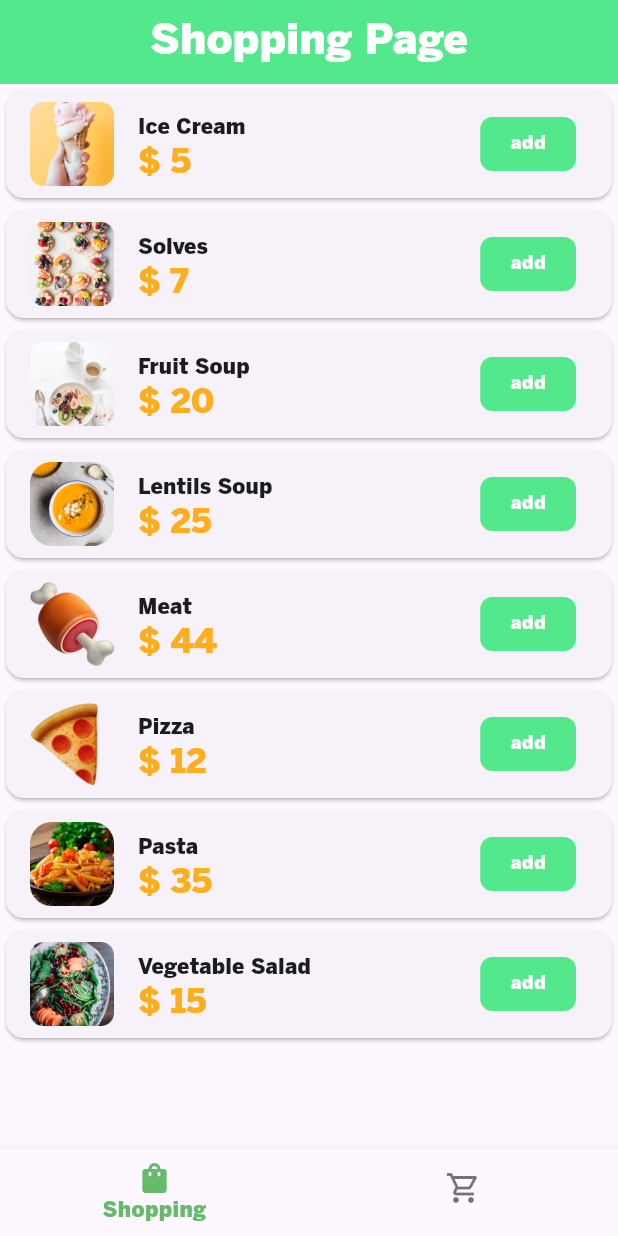
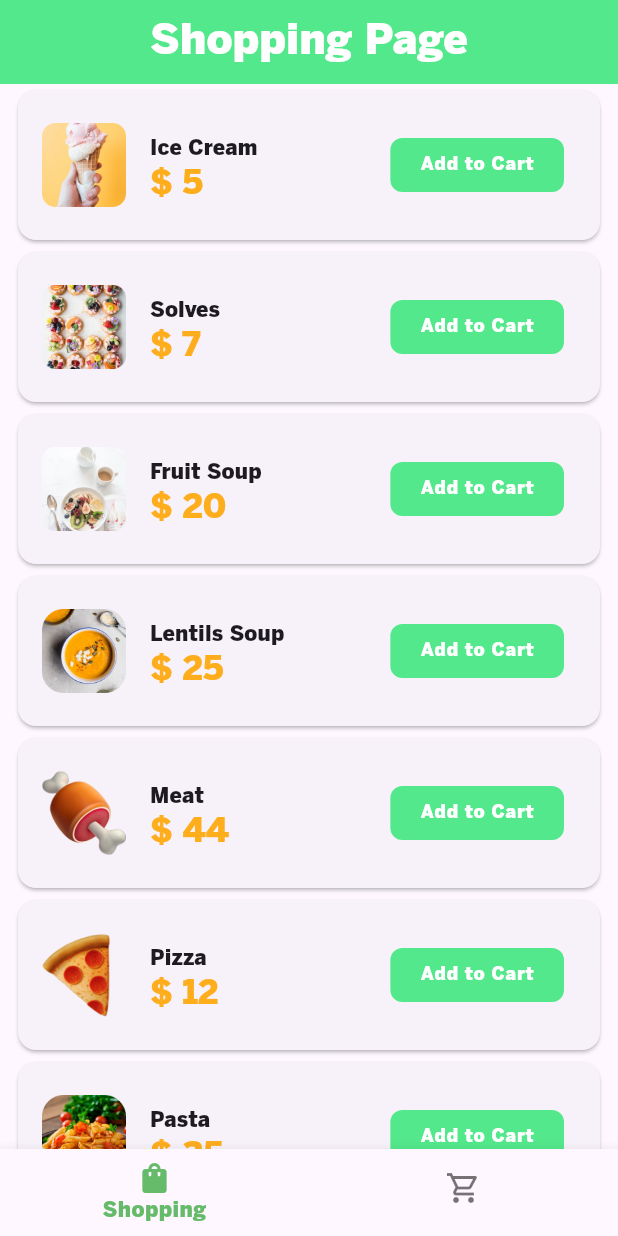
Before and after one commit to elsankary-02/Add-to-Cart, a Flutter app: the screen it shows after launch, on a phone screen of 412 x 824 dp. Run offline on Flutter 3.47's test engine with Material 3 defaults, Android fonts, the phone set to English and light mode, and no system bars.

Commit message:
finish it later

```diff
--- a/lib/page/shopping_page/shopping_page.dart
+++ b/lib/page/shopping_page/shopping_page.dart
@@ -9,6 +9,7 @@ class ShoppingPage extends StatelessWidget {
   Widget build(BuildContext context) {
     final textTheme = Theme.of(context).textTheme;
     return Scaffold(
+        //! AppBar Shopping Page
         appBar: AppBar(
           title: Text(
             'Shopping Page',
@@ -18,13 +19,18 @@ class ShoppingPage extends StatelessWidget {
           centerTitle: true,
           backgroundColor: ColorManger.kMaterialColor,
         ),
-        body: ListView.builder(
+        body: Padding(
+          padding: const EdgeInsetsDirectional.symmetric(horizontal: 8),
+          child: ListView.builder(
             itemCount: items.length,
             itemBuilder: (context, index) {
               final variableItems = items[index];
               return Card(
+                child: Container(
+                  decoration: BoxDecoration(),
+                  height: 100,
+                  child: Center(
                     child: ListTile(
-                //! image
                       leading: Image.asset(
                         variableItems.image,
                         fit: BoxFit.cover,
@@ -58,15 +64,19 @@ class ShoppingPage extends StatelessWidget {
                             borderRadius: BorderRadius.circular(8),
                           ),
                           child: Text(
-                      'add',
+                            'Add to Cart',
                             style: textTheme.labelMedium!.copyWith(
-                          color: Colors.white, fontWeight: FontWeight.w400),
+                                color: Colors.white,
+                                fontWeight: FontWeight.w400),
+                          ),
+                        ),
                       ),
                     ),
                   ),
                 ),
               );
             },
+          ),
         ));
   }
 }
--- a/pubspec.yaml
+++ b/pubspec.yaml
@@ -32,6 +32,7 @@ dependencies:
   flutter:
     sdk: flutter
   flutter_bloc: ^9.0.0
+  provider: ^6.1.2
 
 dev_dependencies:
   flutter_lints: ^5.0.0
@@ -82,7 +83,6 @@ flutter:
         - asset: assets/fonts/Benton_Sans/BentonSans Medium.otf
         - asset: assets/fonts/Benton_Sans/BentonSans Regular.otf
         - asset: assets/fonts/Benton_Sans/BentonSans Thin.otf
-  #
   #   - family: Trajan Pro
   #     fonts:
   #       - asset: fonts/TrajanPro.ttf
```
Also changed, not shown: lib/page/cart_page/cart_page.dart (+42 -4 lines), pubspec.lock. Lines whose indentation alone changed are shown as unchanged.
